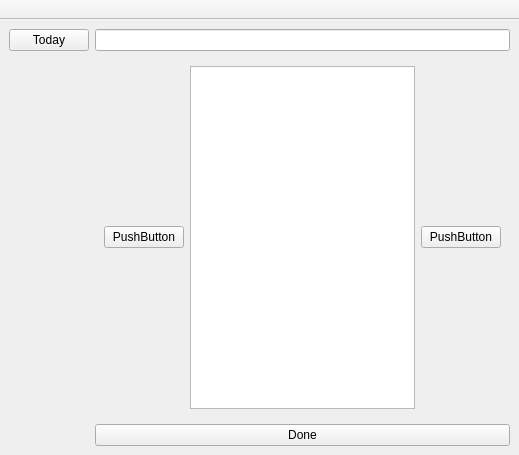
Old version of the form to_do.ui in the repository HardEnoughy/toDoAppOnQt.
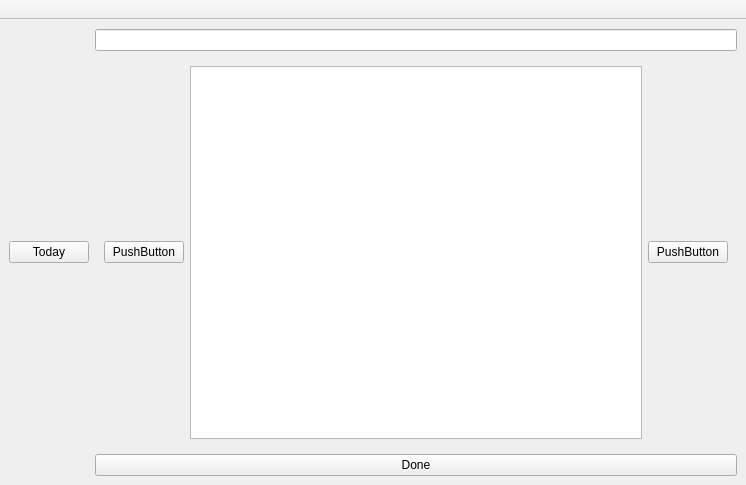
New version of the form.

Patch:
```diff
--- a/to_do.ui
+++ b/to_do.ui
@@ -6,8 +6,8 @@
    <rect>
     <x>0</x>
     <y>0</y>
-    <width>519</width>
-    <height>455</height>
+    <width>746</width>
+    <height>485</height>
    </rect>
   </property>
   <property name="windowTitle">
@@ -24,19 +24,6 @@
         </property>
        </widget>
       </item>
-      <item>
-       <spacer name="verticalSpacer">
-        <property name="orientation">
-         <enum>Qt::Vertical</enum>
-        </property>
-        <property name="sizeHint" stdset="0">
-         <size>
-          <width>20</width>
-          <height>40</height>
-         </size>
-        </property>
-       </spacer>
-      </item>
      </layout>
     </item>
     <item>
```
